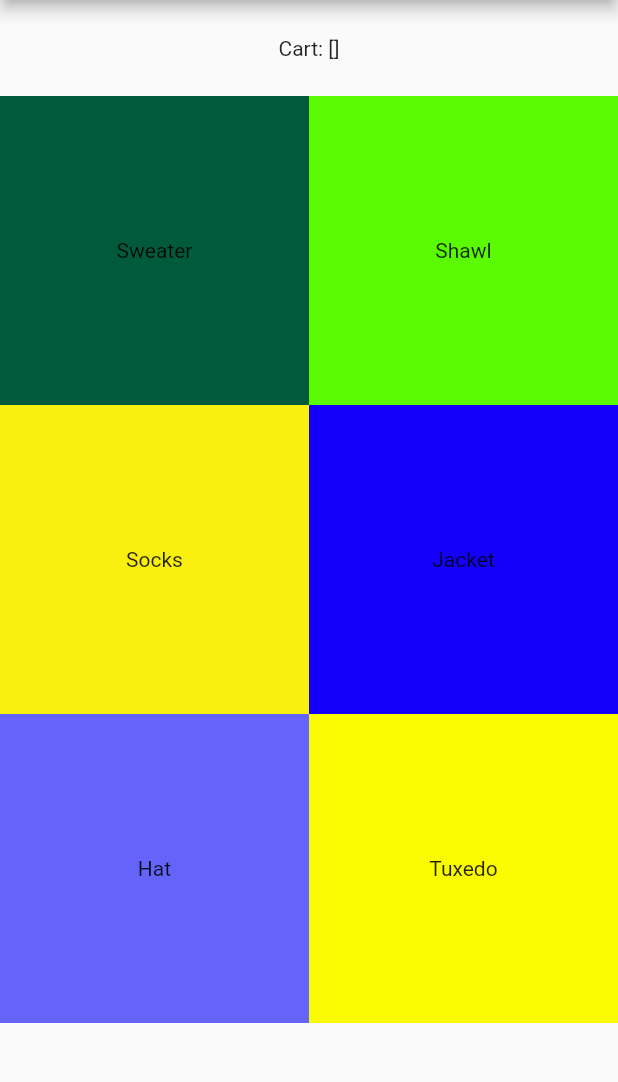
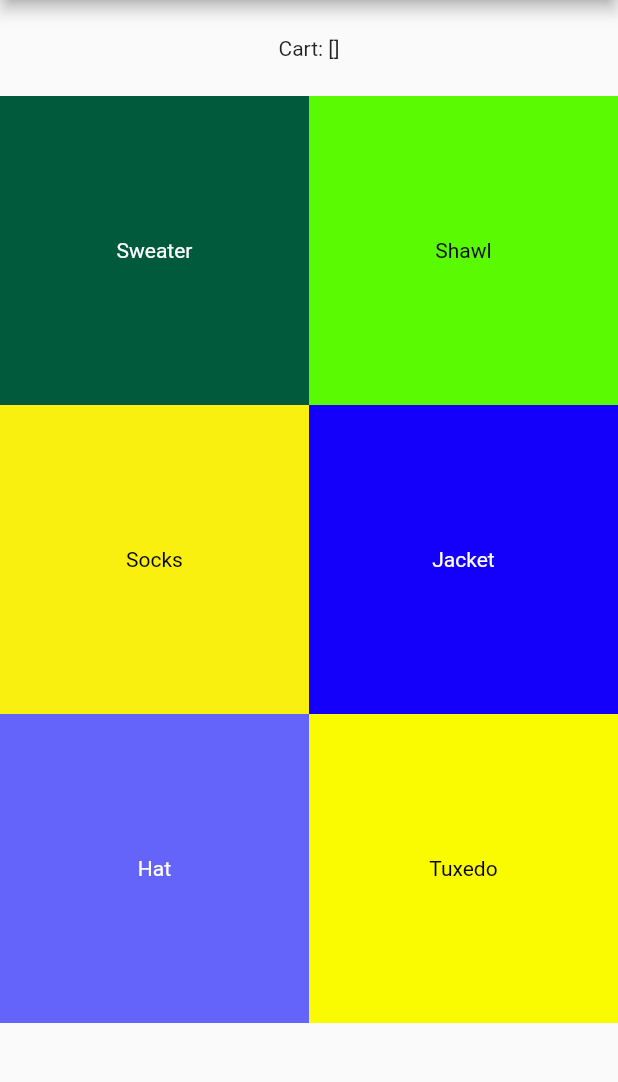
Before and after one commit to filiph/state_experiments, a Flutter app: the screen it shows after launch, on a phone screen of 412 x 824 dp, the part 84-1166 px from its top. Run offline on Flutter 3.47's test engine with Material 2 defaults, Android fonts, the phone set to English and light mode, and no system bars; our stand-ins replace flutter_redux, redux.

Commit message:
Copy isDart to vanilla

```diff
--- a/vanilla/lib/main.dart
+++ b/vanilla/lib/main.dart
@@ -65,7 +65,14 @@ class _MyHomePageState extends State<MyHomePage> {
                   color: product.color,
                   child: new InkWell(
                     onTap: () => setState(() => _cart.add(product)),
-                    child: new Center(child: new Text(product.name)),
+                    child: new Center(
+                        child: new Text(
+                      product.name,
+                      style: new TextStyle(
+                          color: isDark(product.color)
+                              ? Colors.white
+                              : Colors.black),
+                    )),
                   ),
                 );
               }).toList(),
@@ -76,3 +83,10 @@ class _MyHomePageState extends State<MyHomePage> {
     );
   }
 }
+
+/// See https://stackoverflow.com/questions/596216/formula-to-determine-brightness-of-rgb-color
+bool isDark(Color color) {
+  final luminence =
+      (0.2126 * color.red + 0.7152 * color.green + 0.0722 * color.blue);
+  return luminence < 150;
+}
```
